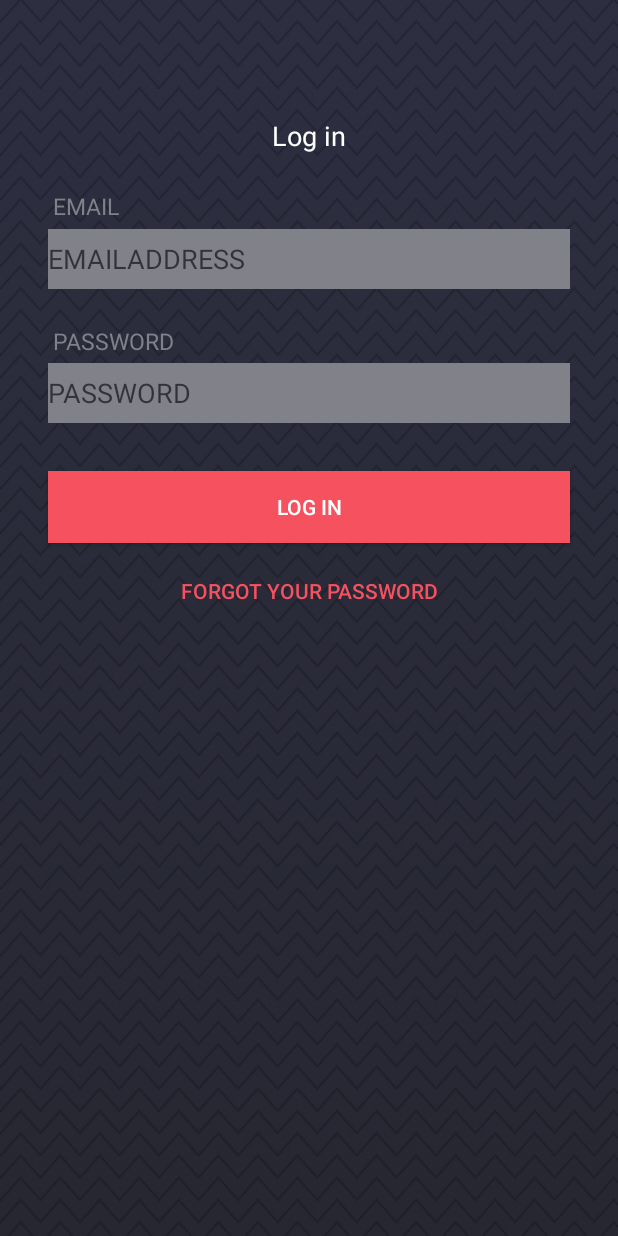
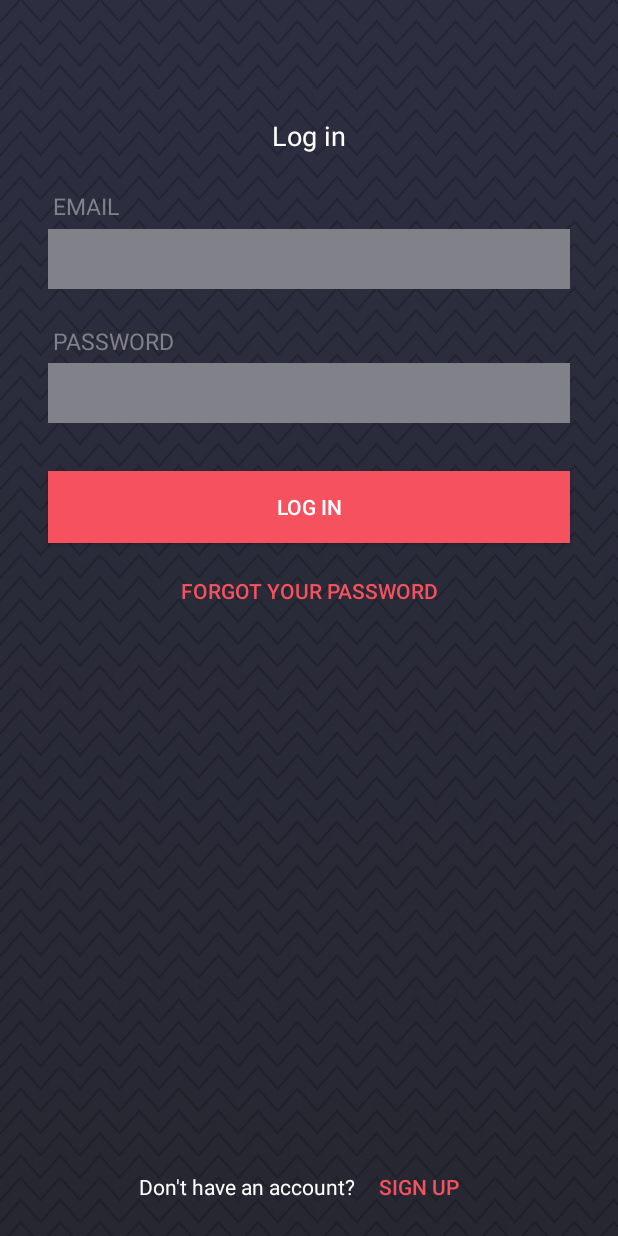
Before and after one commit to famousming7/urbangymandroid, an Android app: the layout activity_login.xml on its own in the app's theme, with its tools: preview values and no code run, on a phone screen of 412 x 824 dp. Run offline under Robolectric (Android 15) with nearby library versions, the phone set to English and light mode, and no system bars.

Commit message:
Minor changes in login

```diff
--- a/app/src/main/AndroidManifest.xml
+++ b/app/src/main/AndroidManifest.xml
@@ -10,7 +10,7 @@
         android:supportsRtl="true"
         android:theme="@style/AppTheme">
         <activity
-            android:name=".MainActivity"
+            android:name=".activity.MainActivity"
             android:screenOrientation="portrait"
             android:theme="@style/AppTheme.NoActionBar">
             <intent-filter>
@@ -18,7 +18,7 @@
             </intent-filter>
         </activity>
         <activity
-            android:name=".splash"
+            android:name=".activity.splash"
             android:screenOrientation="portrait"
             android:theme="@style/AppTheme.NoActionBar">
             <intent-filter>
@@ -32,7 +32,7 @@
             android:name="preloaded_fonts"
             android:resource="@array/preloaded_fonts" />
 
-        <activity android:name=".Login"></activity>
+        <activity android:name=".activity.Login"></activity>
     </application>
 
 </manifest>
--- a/app/src/main/java/com/famousming/urbangym/MainActivity.java
+++ b/app/src/main/java/com/famousming/urbangym/activity/Login.java
@@ -1,13 +1,15 @@
-package com.famousming.urbangym;
+package com.famousming.urbangym.activity;
 
 import android.support.v7.app.AppCompatActivity;
 import android.os.Bundle;
 
-public class MainActivity extends AppCompatActivity {
+import com.famousming.urbangym.R;
+
+public class Login extends AppCompatActivity {
 
     @Override
     protected void onCreate(Bundle savedInstanceState) {
         super.onCreate(savedInstanceState);
-        setContentView(R.layout.activity_main);
+        setContentView(R.layout.activity_login);
     }
 }
--- a/app/src/main/java/com/famousming/urbangym/Login.java
+++ b/app/src/main/java/com/famousming/urbangym/activity/MainActivity.java
@@ -1,13 +1,15 @@
-package com.famousming.urbangym;
+package com.famousming.urbangym.activity;
 
 import android.support.v7.app.AppCompatActivity;
 import android.os.Bundle;
 
-public class Login extends AppCompatActivity {
+import com.famousming.urbangym.R;
+
+public class MainActivity extends AppCompatActivity {
 
     @Override
     protected void onCreate(Bundle savedInstanceState) {
         super.onCreate(savedInstanceState);
-        setContentView(R.layout.activity_login);
+        setContentView(R.layout.activity_main);
     }
 }
--- a/app/src/main/java/com/famousming/urbangym/splash.java
+++ b/app/src/main/java/com/famousming/urbangym/activity/splash.java
@@ -1,9 +1,11 @@
-package com.famousming.urbangym;
+package com.famousming.urbangym.activity;
 
 import android.content.Intent;
 import android.os.Handler;
 import android.support.v7.app.AppCompatActivity;
 import android.os.Bundle;
+
+import com.famousming.urbangym.R;
 
 public class splash extends AppCompatActivity {
 
@@ -28,7 +30,7 @@ public class splash extends AppCompatActivity {
     }
 
     void openMain(){
-        Intent mainIntent = new Intent(splash.this, MainActivity.class);
+        Intent mainIntent = new Intent(splash.this, Login.class);
         startActivity(mainIntent);
     }
 
--- a/app/src/main/res/layout/activity_login.xml
+++ b/app/src/main/res/layout/activity_login.xml
@@ -5,7 +5,7 @@
     android:layout_width="match_parent"
     android:layout_height="match_parent"
     android:background="@drawable/bg"
-    tools:context=".Login">
+    tools:context=".activity.Login">
 
     <TextView
         android:id="@+id/textView"
@@ -44,9 +44,10 @@
         android:layout_marginTop="8dp"
         android:background="@color/colorPrimaryGray"
         android:ems="10"
-        android:hint="@string/emailaddress"
         android:inputType="textEmailAddress"
+        android:paddingLeft="5dp"
         android:singleLine="true"
+        android:textColor="@color/colorWhite"
         app:layout_constraintEnd_toEndOf="parent"
         app:layout_constraintStart_toStartOf="parent"
         app:layout_constraintTop_toBottomOf="@+id/textView7" />
@@ -75,19 +76,13 @@
         android:layout_marginTop="8dp"
         android:background="@color/colorPrimaryGray"
         android:ems="10"
-        android:hint="@string/password"
         android:inputType="textPassword"
+        android:paddingLeft="5dp"
         android:singleLine="true"
+        android:textColor="@color/colorWhite"
         app:layout_constraintEnd_toEndOf="parent"
         app:layout_constraintStart_toStartOf="parent"
         app:layout_constraintTop_toBottomOf="@+id/textView4" />
-
-    <android.support.constraint.Guideline
-        android:id="@+id/guideline"
-        android:layout_width="wrap_content"
-        android:layout_height="wrap_content"
-        android:orientation="horizontal"
-        app:layout_constraintGuide_begin="20dp" />
 
     <Button
         android:id="@+id/button"
@@ -117,4 +112,37 @@
         app:layout_constraintStart_toStartOf="parent"
         app:layout_constraintTop_toBottomOf="@+id/button" />
 
+    <LinearLayout
+        android:layout_width="261dp"
+        android:layout_height="34dp"
+        android:layout_marginBottom="16dp"
+        android:layout_marginEnd="8dp"
+        android:layout_marginLeft="8dp"
+        android:layout_marginRight="8dp"
+        android:layout_marginStart="8dp"
+        android:orientation="horizontal"
+        app:layout_constraintBottom_toBottomOf="parent"
+        app:layout_constraintEnd_toEndOf="parent"
+        app:layout_constraintStart_toStartOf="parent">
+
+        <TextView
+            android:id="@+id/textView6"
+            android:layout_width="wrap_content"
+            android:layout_height="wrap_content"
+            android:layout_weight="1"
+            android:text="@string/donthaveaccount"
+            android:textAlignment="center"
+            android:textColor="@color/colorWhite" />
+
+        <Button
+            android:id="@+id/button3"
+            android:layout_width="50dp"
+            android:layout_height="wrap_content"
+            android:layout_weight="1"
+            android:background="@android:color/transparent"
+            android:text="@string/signup"
+            android:textAlignment="textStart"
+            android:textColor="@color/colorAccent" />
+    </LinearLayout>
+
 </android.support.constraint.ConstraintLayout>
--- a/app/src/main/res/layout/activity_main.xml
+++ b/app/src/main/res/layout/activity_main.xml
@@ -4,7 +4,7 @@
     xmlns:tools="http://schemas.android.com/tools"
     android:layout_width="match_parent"
     android:layout_height="match_parent"
-    tools:context=".MainActivity">
+    tools:context=".activity.MainActivity">
 
     <TextView
         android:layout_width="wrap_content"
--- a/app/src/main/res/values/strings.xml
+++ b/app/src/main/res/values/strings.xml
@@ -5,4 +5,6 @@
     <string name="emailaddress">EMAILADDRESS</string>
     <string name="password">PASSWORD</string>
     <string name="forgotpassword">Forgot Your Password</string>
+    <string name="donthaveaccount">Don\'t have an account?</string>
+    <string name="signup">Sign up</string>
 </resources>
```
